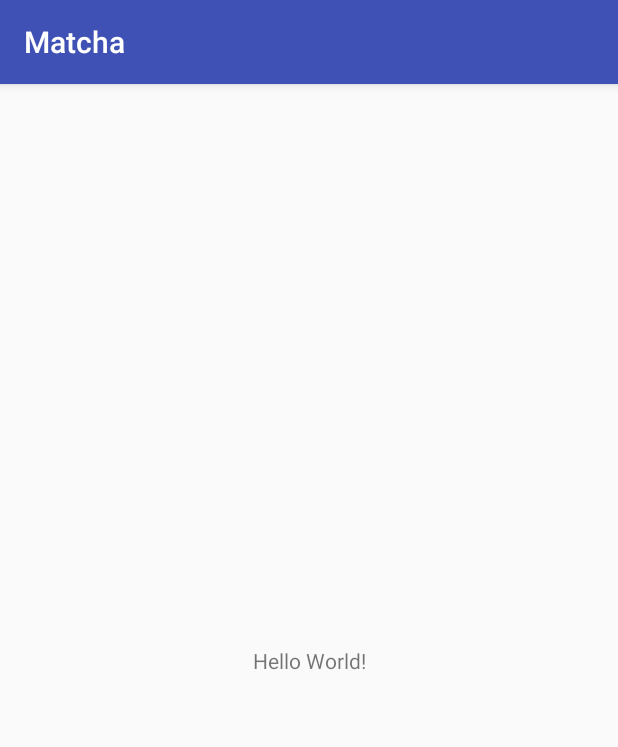
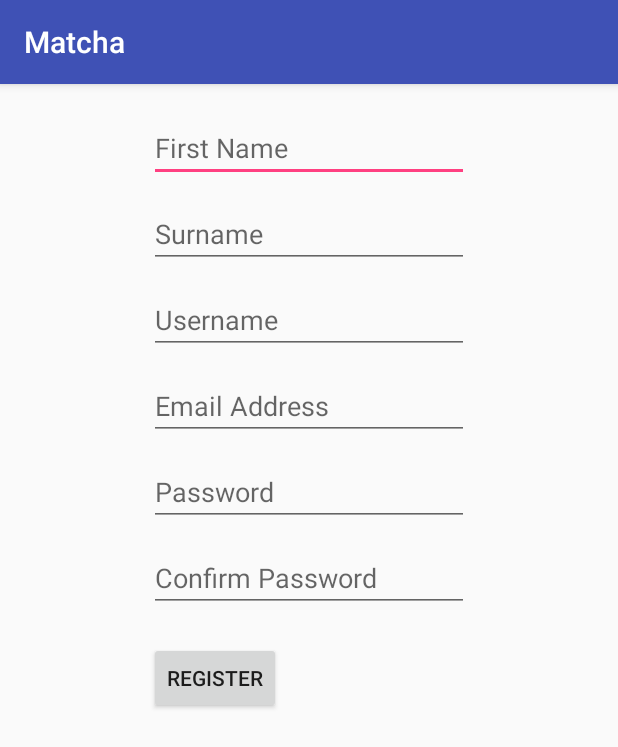
Before and after one commit to srheede/matcha, an Android app: the screen it shows after launch (MainActivity), on a phone screen of 412 x 824 dp. Shown: the top 747 px of the screen. Run offline under Robolectric (Android 15) with nearby library versions, the light colour scheme and no system bars.

Commit message:
firstworking

```diff
--- a/app/build.gradle
+++ b/app/build.gradle
@@ -3,7 +3,7 @@ apply plugin: 'com.android.application'
 android {
     compileSdkVersion 28
     defaultConfig {
-        applicationId "wethinkcode.com.matcha"
+        applicationId "wethinkcode.co.za.matcha"
         minSdkVersion 15
         targetSdkVersion 28
         versionCode 1
@@ -25,4 +25,5 @@ dependencies {
     testImplementation 'junit:junit:4.12'
     androidTestImplementation 'com.android.support.test:runner:1.0.2'
     androidTestImplementation 'com.android.support.test.espresso:espresso-core:3.0.2'
+    implementation 'com.google.android.gms:play-services-maps:16.0.0'
 }
--- a/app/src/main/AndroidManifest.xml
+++ b/app/src/main/AndroidManifest.xml
@@ -1,6 +1,6 @@
 <?xml version="1.0" encoding="utf-8"?>
 <manifest xmlns:android="http://schemas.android.com/apk/res/android"
-          package="wethinkcode.com.matcha">
+    package="wethinkcode.co.za.matcha">
 
     <application
         android:allowBackup="true"
@@ -11,9 +11,9 @@
         android:theme="@style/AppTheme">
         <activity android:name=".MainActivity">
             <intent-filter>
-                <action android:name="android.intent.action.MAIN"/>
+                <action android:name="android.intent.action.MAIN" />
 
-                <category android:name="android.intent.category.LAUNCHER"/>
+                <category android:name="android.intent.category.LAUNCHER" />
             </intent-filter>
         </activity>
     </application>
--- /dev/null
+++ b/app/src/main/java/wethinkcode/co/za/matcha/MainActivity.java
@@ -0,0 +1,41 @@
+package wethinkcode.co.za.matcha;
+
+import android.os.Bundle;
+import android.support.v7.app.AppCompatActivity;
+import android.view.View;
+import android.widget.Button;
+import android.widget.EditText;
+
+public class MainActivity extends AppCompatActivity
+{
+
+    @Override
+    protected void onCreate(Bundle savedInstanceState)
+    {
+        super.onCreate(savedInstanceState);
+        setContentView(R.layout.activity_main);
+
+        Button regButton = findViewById(R.id.regButton);
+        regButton.setOnClickListener(new View.OnClickListener()
+        {
+            @Override
+            public void onClick(View v)
+            {
+                EditText FirstNameEditText = findViewById(R.id.firstname);
+                EditText SurnameEditText = findViewById(R.id.surname);
+                EditText UsernameEditText = findViewById(R.id.username);
+                EditText EmailEditText = findViewById(R.id.email);
+                EditText PWEditText = findViewById(R.id.pw);
+                EditText ConfirmPWEditText = findViewById(R.id.confirmpw);
+
+                String FirstName = FirstNameEditText.getText().toString();
+                String Surname = SurnameEditText.getText().toString();
+                String Username = UsernameEditText.getText().toString();
+                String Email = EmailEditText.getText().toString();
+                String PW = PWEditText.getText().toString();
+                String ConfirmPW = ConfirmPWEditText.getText().toString();
+
+            }
+        });
+    }
+}
--- a/app/src/main/java/wethinkcode/com/matcha/MainActivity.java
+++ /dev/null
@@ -1,13 +0,0 @@
-package wethinkcode.com.matcha;
-
-import android.support.v7.app.AppCompatActivity;
-import android.os.Bundle;
-
-public class MainActivity extends AppCompatActivity {
-
-    @Override
-    protected void onCreate(Bundle savedInstanceState) {
-        super.onCreate(savedInstanceState);
-        setContentView(R.layout.activity_main);
-    }
-}
--- a/app/src/main/res/drawable-v24/ic_launcher_foreground.xml
+++ b/app/src/main/res/drawable-v24/ic_launcher_foreground.xml
@@ -18,10 +18,10 @@
                 android:type="linear">
                 <item
                     android:color="#44000000"
-                        android:offset="0.0"/>
+                    android:offset="0.0" />
                 <item
                     android:color="#00000000"
-                        android:offset="1.0"/>
+                    android:offset="1.0" />
             </gradient>
         </aapt:attr>
     </path>
@@ -30,5 +30,5 @@
         android:fillType="nonZero"
         android:pathData="M66.94,46.02L66.94,46.02C72.44,50.07 76,56.61 76,64L32,64C32,56.61 35.56,50.11 40.98,46.06L36.18,41.19C35.45,40.45 35.45,39.3 36.18,38.56C36.91,37.81 38.05,37.81 38.78,38.56L44.25,44.05C47.18,42.57 50.48,41.71 54,41.71C57.48,41.71 60.78,42.57 63.68,44.05L69.11,38.56C69.84,37.81 70.98,37.81 71.71,38.56C72.44,39.3 72.44,40.45 71.71,41.19L66.94,46.02ZM62.94,56.92C64.08,56.92 65,56.01 65,54.88C65,53.76 64.08,52.85 62.94,52.85C61.8,52.85 60.88,53.76 60.88,54.88C60.88,56.01 61.8,56.92 62.94,56.92ZM45.06,56.92C46.2,56.92 47.13,56.01 47.13,54.88C47.13,53.76 46.2,52.85 45.06,52.85C43.92,52.85 43,53.76 43,54.88C43,56.01 43.92,56.92 45.06,56.92Z"
         android:strokeColor="#00000000"
-            android:strokeWidth="1"/>
+        android:strokeWidth="1" />
 </vector>
--- a/app/src/main/res/layout/activity_main.xml
+++ b/app/src/main/res/layout/activity_main.xml
@@ -1,19 +1,114 @@
 <?xml version="1.0" encoding="utf-8"?>
-<android.support.constraint.ConstraintLayout
-        xmlns:android="http://schemas.android.com/apk/res/android"
+<android.support.constraint.ConstraintLayout xmlns:android="http://schemas.android.com/apk/res/android"
+    xmlns:app="http://schemas.android.com/apk/res-auto"
     xmlns:tools="http://schemas.android.com/tools"
-        xmlns:app="http://schemas.android.com/apk/res-auto"
     android:layout_width="match_parent"
     android:layout_height="match_parent"
     tools:context=".MainActivity">
 
-    <TextView
+    <EditText
+        android:id="@+id/firstname"
         android:layout_width="wrap_content"
         android:layout_height="wrap_content"
-            android:text="Hello World!"
-            app:layout_constraintBottom_toBottomOf="parent"
-            app:layout_constraintLeft_toLeftOf="parent"
-            app:layout_constraintRight_toRightOf="parent"
-            app:layout_constraintTop_toTopOf="parent"/>
+        android:layout_marginEnd="8dp"
+        android:layout_marginLeft="8dp"
+        android:layout_marginRight="8dp"
+        android:layout_marginStart="8dp"
+        android:layout_marginTop="20dp"
+        android:ems="10"
+        android:hint="First Name"
+        android:inputType="textPersonName"
+        app:layout_constraintEnd_toEndOf="parent"
+        app:layout_constraintStart_toStartOf="parent"
+        app:layout_constraintTop_toTopOf="parent" />
+
+    <EditText
+        android:id="@+id/email"
+        android:layout_width="wrap_content"
+        android:layout_height="wrap_content"
+        android:layout_marginEnd="8dp"
+        android:layout_marginLeft="8dp"
+        android:layout_marginRight="8dp"
+        android:layout_marginStart="8dp"
+        android:layout_marginTop="12dp"
+        android:ems="10"
+        android:hint="Email Address"
+        android:inputType="textEmailAddress"
+        app:layout_constraintEnd_toEndOf="parent"
+        app:layout_constraintStart_toStartOf="parent"
+        app:layout_constraintTop_toBottomOf="@+id/username" />
+
+    <EditText
+        android:id="@+id/surname"
+        android:layout_width="wrap_content"
+        android:layout_height="wrap_content"
+        android:layout_marginEnd="8dp"
+        android:layout_marginLeft="8dp"
+        android:layout_marginRight="8dp"
+        android:layout_marginStart="8dp"
+        android:layout_marginTop="12dp"
+        android:ems="10"
+        android:hint="Surname"
+        android:inputType="textPersonName"
+        app:layout_constraintEnd_toEndOf="parent"
+        app:layout_constraintStart_toStartOf="parent"
+        app:layout_constraintTop_toBottomOf="@+id/firstname" />
+
+    <EditText
+        android:id="@+id/username"
+        android:layout_width="wrap_content"
+        android:layout_height="wrap_content"
+        android:layout_marginEnd="8dp"
+        android:layout_marginLeft="8dp"
+        android:layout_marginRight="8dp"
+        android:layout_marginStart="8dp"
+        android:layout_marginTop="12dp"
+        android:ems="10"
+        android:hint="Username"
+        android:inputType="textPersonName"
+        app:layout_constraintEnd_toEndOf="parent"
+        app:layout_constraintStart_toStartOf="parent"
+        app:layout_constraintTop_toBottomOf="@+id/surname" />
+
+    <EditText
+        android:id="@+id/pw"
+        android:layout_width="wrap_content"
+        android:layout_height="wrap_content"
+        android:layout_marginEnd="8dp"
+        android:layout_marginLeft="8dp"
+        android:layout_marginRight="8dp"
+        android:layout_marginStart="8dp"
+        android:layout_marginTop="12dp"
+        android:ems="10"
+        android:hint="Password"
+        android:inputType="textPassword"
+        app:layout_constraintEnd_toEndOf="parent"
+        app:layout_constraintStart_toStartOf="parent"
+        app:layout_constraintTop_toBottomOf="@+id/email" />
+
+    <EditText
+        android:id="@+id/confirmpw"
+        android:layout_width="wrap_content"
+        android:layout_height="wrap_content"
+        android:layout_marginEnd="8dp"
+        android:layout_marginLeft="8dp"
+        android:layout_marginRight="8dp"
+        android:layout_marginStart="8dp"
+        android:layout_marginTop="12dp"
+        android:ems="10"
+        android:hint="Confirm Password"
+        android:inputType="textPassword"
+        app:layout_constraintEnd_toEndOf="parent"
+        app:layout_constraintStart_toStartOf="parent"
+        app:layout_constraintTop_toBottomOf="@+id/pw" />
+
+    <Button
+        android:id="@+id/regButton"
+        android:layout_width="wrap_content"
+        android:layout_height="wrap_content"
+        android:layout_marginTop="20dp"
+        android:text="Register"
+        app:layout_constraintStart_toStartOf="@+id/confirmpw"
+        app:layout_constraintTop_toBottomOf="@+id/confirmpw" />
 
 </android.support.constraint.ConstraintLayout>
--- a/app/src/main/res/mipmap-anydpi-v26/ic_launcher.xml
+++ b/app/src/main/res/mipmap-anydpi-v26/ic_launcher.xml
@@ -1,5 +1,5 @@
 <?xml version="1.0" encoding="utf-8"?>
 <adaptive-icon xmlns:android="http://schemas.android.com/apk/res/android">
-    <background android:drawable="@drawable/ic_launcher_background"/>
-    <foreground android:drawable="@drawable/ic_launcher_foreground"/>
+    <background android:drawable="@drawable/ic_launcher_background" />
+    <foreground android:drawable="@drawable/ic_launcher_foreground" />
 </adaptive-icon>
--- a/app/src/main/res/mipmap-anydpi-v26/ic_launcher_round.xml
+++ b/app/src/main/res/mipmap-anydpi-v26/ic_launcher_round.xml
@@ -1,5 +1,5 @@
 <?xml version="1.0" encoding="utf-8"?>
 <adaptive-icon xmlns:android="http://schemas.android.com/apk/res/android">
-    <background android:drawable="@drawable/ic_launcher_background"/>
-    <foreground android:drawable="@drawable/ic_launcher_foreground"/>
+    <background android:drawable="@drawable/ic_launcher_background" />
+    <foreground android:drawable="@drawable/ic_launcher_foreground" />
 </adaptive-icon>
```
Also changed, not shown: app/src/main/res/drawable/ic_launcher_background.xml (+168 -72 lines), gradle/wrapper/gradle-wrapper.properties, 5 other files. Lines whose indentation alone changed are shown as unchanged.
